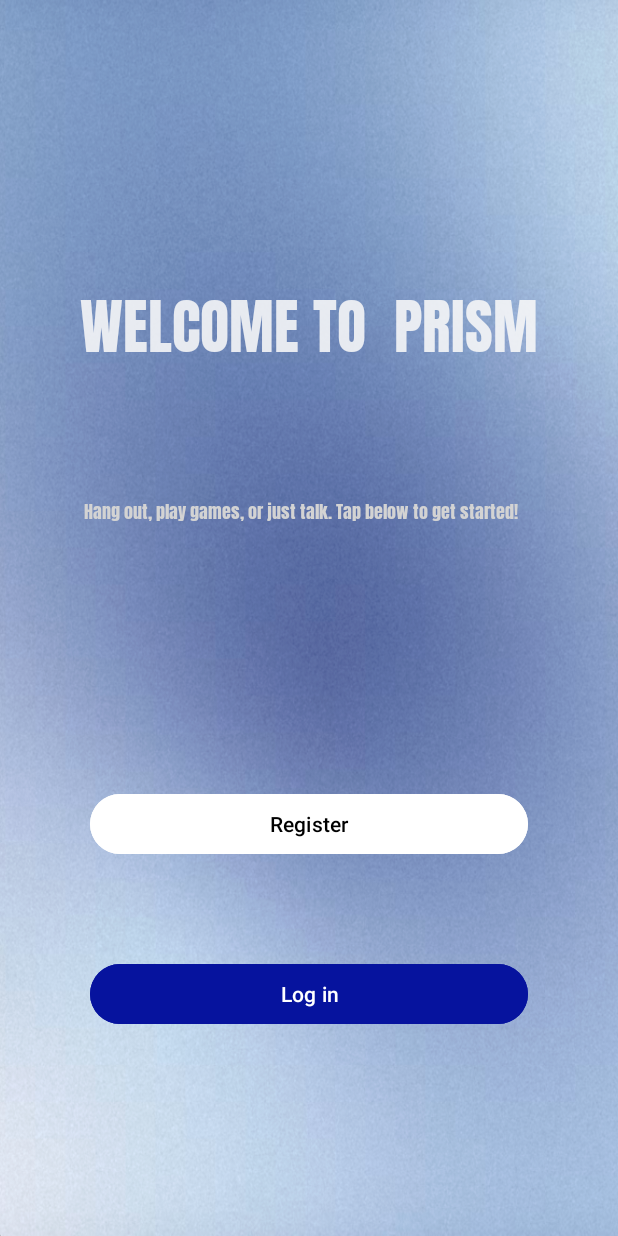
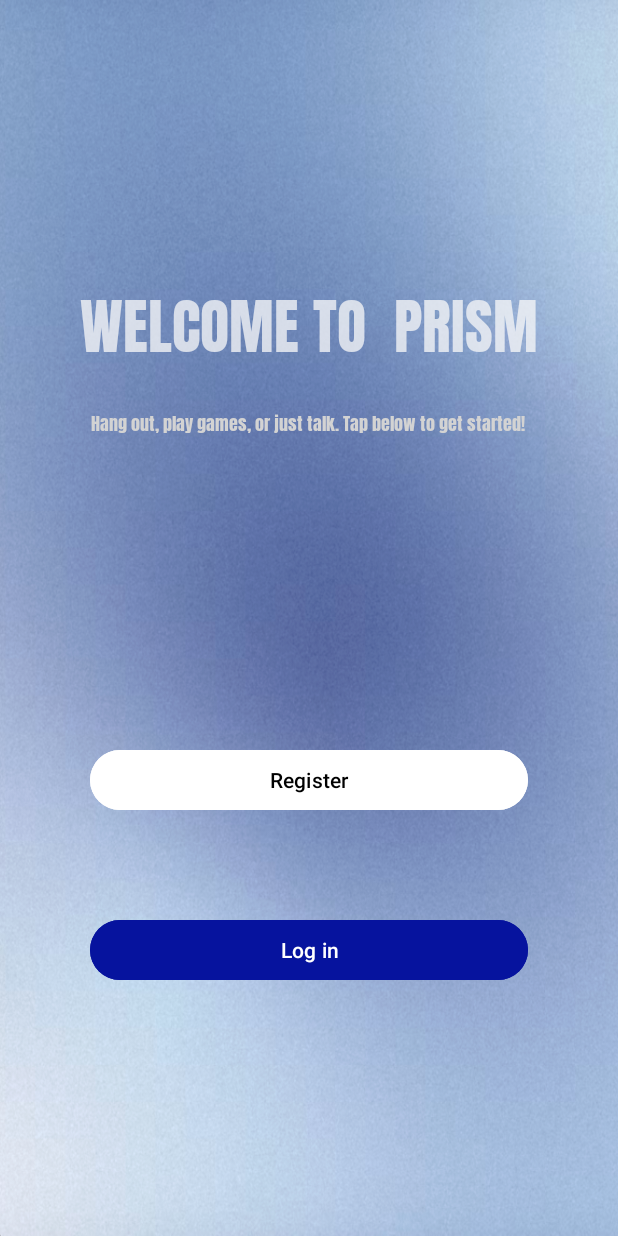
Before and after one commit to Kartikssethi/Discord-Mobile-, an Android app: the screen it shows after launch (MainActivity), on a phone screen of 412 x 824 dp. Run offline under Robolectric (Android 15) with nearby library versions, the phone set to English and light mode, and no system bars.

```diff
--- a/app/src/main/res/layout/homepage.xml
+++ b/app/src/main/res/layout/homepage.xml
@@ -17,7 +17,7 @@
         android:layout_marginBottom="555dp"
         android:fontFamily="@font/anton"
         android:text="WELCOME TO  PRISM"
-        android:textColor="#E0F8F8F8"
+        android:textColor="#C2F8F8F8"
         android:textSize="40sp"
         app:layout_constraintBottom_toBottomOf="parent"
         app:layout_constraintEnd_toEndOf="parent"
@@ -29,6 +29,7 @@
         android:layout_width="wrap_content"
         android:layout_height="wrap_content"
         android:layout_marginStart="176dp"
+        android:layout_marginTop="10dp"
         android:layout_marginEnd="177dp"
         android:layout_marginBottom="474dp"
         android:fontFamily="@font/anton"
@@ -37,10 +38,9 @@
         android:textSize="12sp"
         app:layout_constraintBottom_toBottomOf="parent"
         app:layout_constraintEnd_toEndOf="parent"
-        app:layout_constraintHorizontal_bias="0.521"
         app:layout_constraintStart_toStartOf="parent"
         app:layout_constraintTop_toBottomOf="@+id/Heading"
-        app:layout_constraintVertical_bias="1.0" />
+        app:layout_constraintVertical_bias="0.166" />
 
     <Button
         android:id="@+id/Register"
```
